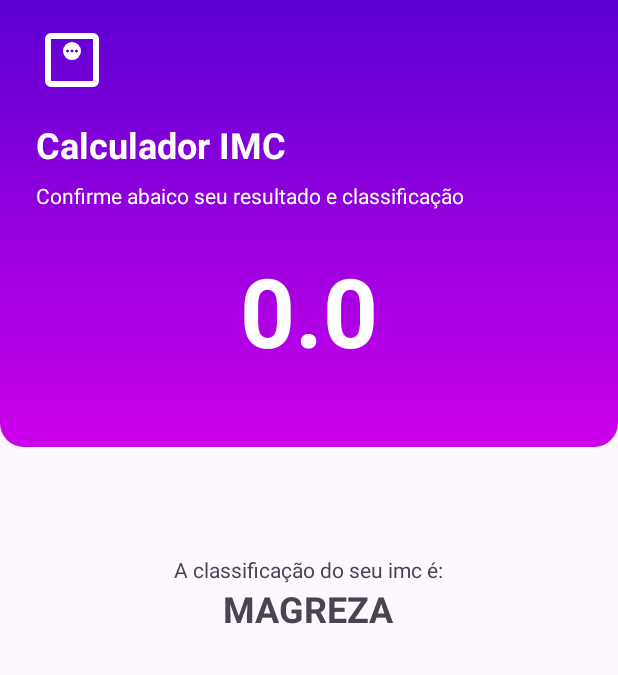
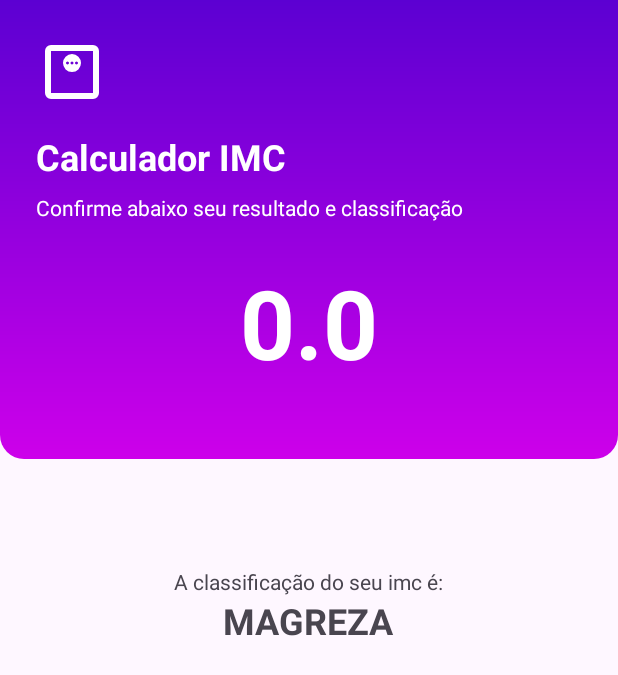
Before and after one commit to Jhonn-y/calculadoraimc_kt, an Android app: the ResultActivity screen opened directly, with no data from a screen before it, on a phone screen of 412 x 824 dp. Shown: the top 675 px of the screen. Run offline under Robolectric (Android 15) with nearby library versions, the phone set to English and light mode, and no system bars.

Commit message:
Corrigindo bug

```diff
--- a/app/src/main/res/layout/activity_result.xml
+++ b/app/src/main/res/layout/activity_result.xml
@@ -21,7 +21,7 @@
             android:src="@drawable/ic_weight"
             android:layout_marginStart="24dp"
             android:layout_marginBottom="16dp"
-            android:layout_marginTop="16dp"
+            android:layout_marginTop="24dp"
             android:layout_width="48dp"
             android:layout_height="48dp"
             app:tint="@color/white" />
@@ -41,7 +41,7 @@
             android:layout_marginTop="8dp"
             android:layout_marginStart="24dp"
             android:layout_marginEnd="24dp"
-            android:text="Confirme abaico seu resultado e classificação"
+            android:text="Confirme abaixo seu resultado e classificação"
             android:textColor="@color/white" />
 
         <TextView
```
